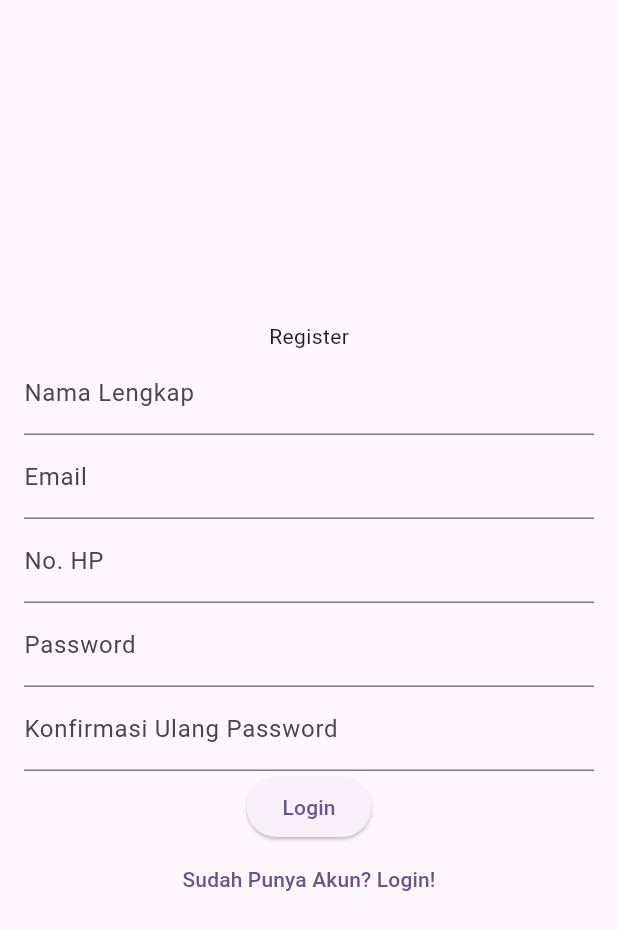
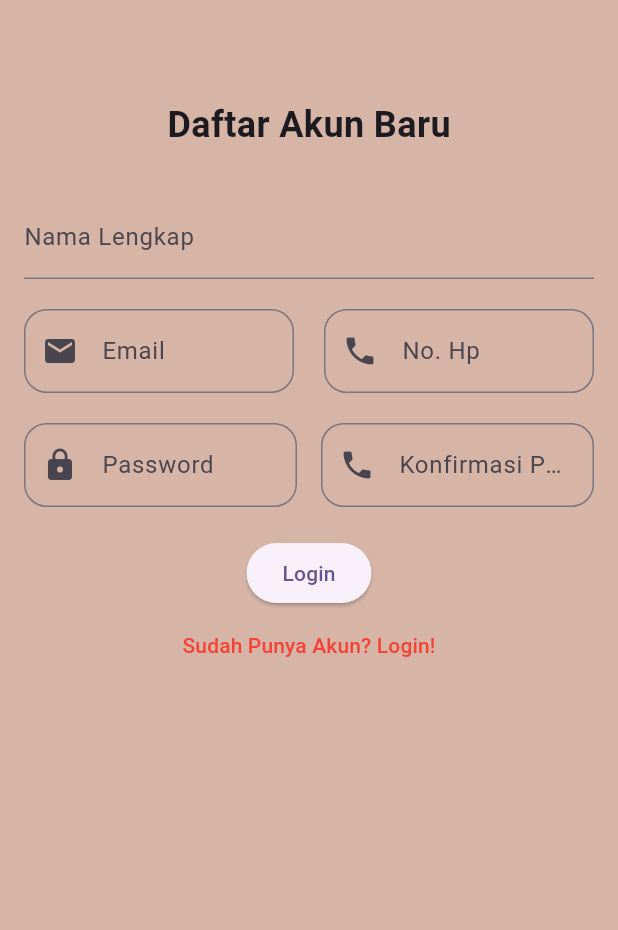
Before and after one commit to IrfanHidayatulahP/20220140142_UCP1Flutter, a Flutter app: the RegisterPage screen opened directly, on a phone screen of 412 x 824 dp. Shown: the top 930 px of the screen. Run offline on Flutter 3.47's test engine with Material 3 defaults, Android fonts, the phone set to English and light mode, and no system bars.

Commit message:
merubah background warna login page dan  membuat tampilan register page

```diff
--- a/lib/login_page.dart
+++ b/lib/login_page.dart
@@ -22,15 +22,16 @@ class _LoginPageState extends State<LoginPage> {
   Widget build(BuildContext context) {
     final _formKey = GlobalKey<FormState>();
     return Scaffold(
+      backgroundColor: const Color.fromARGB(255, 214, 181, 167),
       appBar: AppBar(
         title: const Text('Selamat Datang Kembali'),
+        backgroundColor: const Color.fromARGB(255, 214, 181, 167),
       ),
       body: Padding(
         padding: const EdgeInsets.all(16.0),
         child: Form(
           key: _formKey,
           child: Column(
-
             children: [
               TextFormField(
                 controller: _emailController,
--- a/lib/register_page.dart
+++ b/lib/register_page.dart
@@ -23,15 +23,19 @@ class _RegisterPageState extends State<RegisterPage> {
   Widget build(BuildContext context) {
     final _formKey = GlobalKey<FormState>();
     return Scaffold(
-      body: Form(
-        child: Padding(
+      backgroundColor: const Color.fromARGB(255, 214, 181, 167),
+      body: SingleChildScrollView(
         padding: const EdgeInsets.all(16.0),
+        child: Form(
+          key: _formKey,
           child: Column(
             mainAxisAlignment: MainAxisAlignment.center,
             children: [
-              const Text('Register'),
-              Column(
-                children: [
+              const SizedBox(height: 50),
+              const Text('Daftar Akun Baru',
+                  style: TextStyle(fontSize: 24, fontWeight: FontWeight.bold),
+                ),
+                const SizedBox(height: 30),
                 TextFormField(
                     controller: namaController,
                     decoration: const InputDecoration(labelText: 'Nama Lengkap'),
@@ -42,9 +46,19 @@ class _RegisterPageState extends State<RegisterPage> {
                       return null;
                     },
                   ),
-                  TextFormField(
+                  const SizedBox(height: 20),
+                  Row(
+                    children: [
+                      Expanded(
+                        child: TextFormField(
                           controller: emailController,
-                    decoration: const InputDecoration(labelText: 'Email'),
+                          decoration: const InputDecoration(
+                            labelText: 'Email',
+                            prefixIcon: Icon(Icons.email),
+                            border: OutlineInputBorder(
+                              borderRadius: BorderRadius.all(Radius.circular(15.0)),
+                            ),
+                          ),
                           validator: (value) {
                             if (value == null || value.isEmpty) {
                               return 'Silahkan Masukkan Email Anda';
@@ -52,9 +66,18 @@ class _RegisterPageState extends State<RegisterPage> {
                             return null;
                           },
                         ),
-                  TextFormField(
+                      ),
+                      const SizedBox(width: 20),
+                      Expanded(
+                        child: TextFormField(
                           controller: noTelpController,
-                    decoration: const InputDecoration(labelText: 'No. HP'),
+                          decoration: const InputDecoration(
+                            labelText: 'No. Hp',
+                            prefixIcon: Icon(Icons.phone),
+                            border: OutlineInputBorder(
+                              borderRadius: BorderRadius.all(Radius.circular(15.0)),
+                            ),
+                          ),
                           validator: (value) {
                             if (value == null || value.isEmpty) {
                               return 'Silahkan Masukkan No HP Anda';
@@ -62,9 +85,22 @@ class _RegisterPageState extends State<RegisterPage> {
                             return null;
                           },
                         ),
-                  TextFormField(
+                      ),
+                    ],
+                  ),
+                  const SizedBox(height: 20),
+                  Row(
+                    children: [
+                      Expanded(
+                        child: TextFormField(
                           controller: passwordController,
-                    decoration: const InputDecoration(labelText: 'Password'),
+                          decoration: const InputDecoration(
+                            labelText: 'Password',
+                            prefixIcon: Icon(Icons.lock),
+                            border: OutlineInputBorder(
+                              borderRadius: BorderRadius.all(Radius.circular(15.0)),
+                            ),
+                          ),
                           validator: (value) {
                             if (value == null || value.isEmpty) {
                               return 'Silahkan Masukkan Password Anda';
@@ -72,16 +108,29 @@ class _RegisterPageState extends State<RegisterPage> {
                             return null;
                           },
                         ),
-                  TextFormField(
+                      ),
+                      const SizedBox(width: 16),
+                      Expanded(
+                        child: TextFormField(
                           controller: konfirmasiPasswordController,
-                    decoration: const InputDecoration(labelText: 'Konfirmasi Ulang Password'),
+                          decoration: const InputDecoration(
+                            labelText: 'Konfirmasi Password',
+                            prefixIcon: Icon(Icons.phone),
+                            border: OutlineInputBorder(
+                              borderRadius: BorderRadius.all(Radius.circular(15.0)),
+                            ),
+                          ),
                           validator: (value) {
                             if (value == null || value.isEmpty) {
-                        return 'Silahkan Masukkan Ulang Password Anda';
+                              return 'Silahkan Masukkan Konfirmasi Password Anda';
                             }
                             return null;
                           },
                         ),
+                      ),
+                    ],
+                  ),
+                  const SizedBox(height: 20),
                   ElevatedButton(
                     onPressed: () {
                       if (_formKey.currentState!.validate()) {
@@ -96,9 +145,9 @@ class _RegisterPageState extends State<RegisterPage> {
                   TextButton(onPressed: () {
                     Navigator.pop(context);
                   },
-                  child: const Text('Sudah Punya Akun? Login!')
-                  ),
-                ],
+                  child: const Text(
+                    'Sudah Punya Akun? Login!',
+                    style: TextStyle(color: Colors.red),)
                   ),
                 ],
               ),
```
Lines whose indentation alone changed are shown as unchanged.
